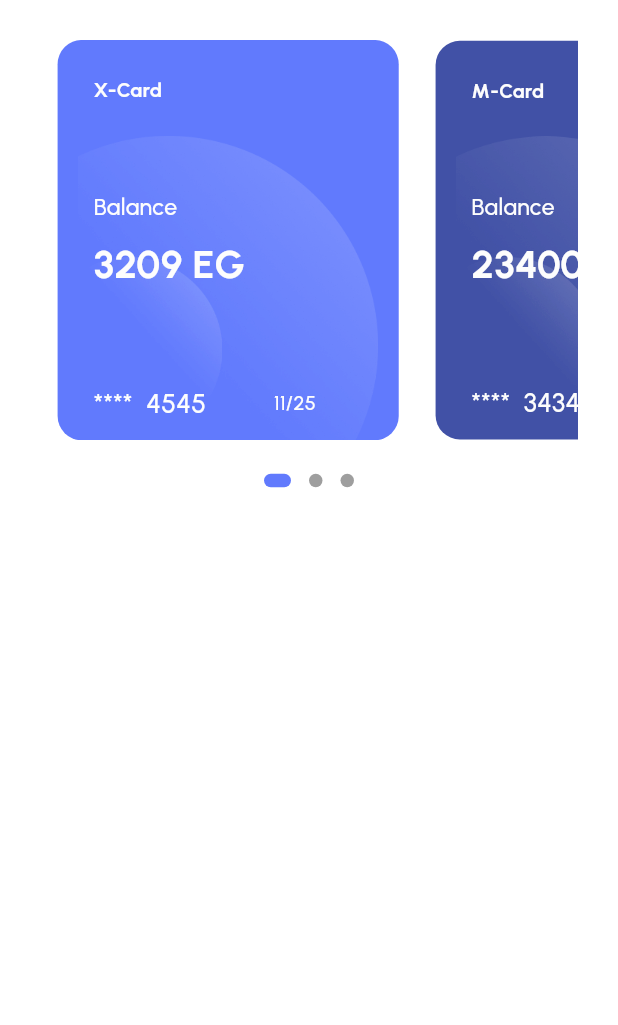
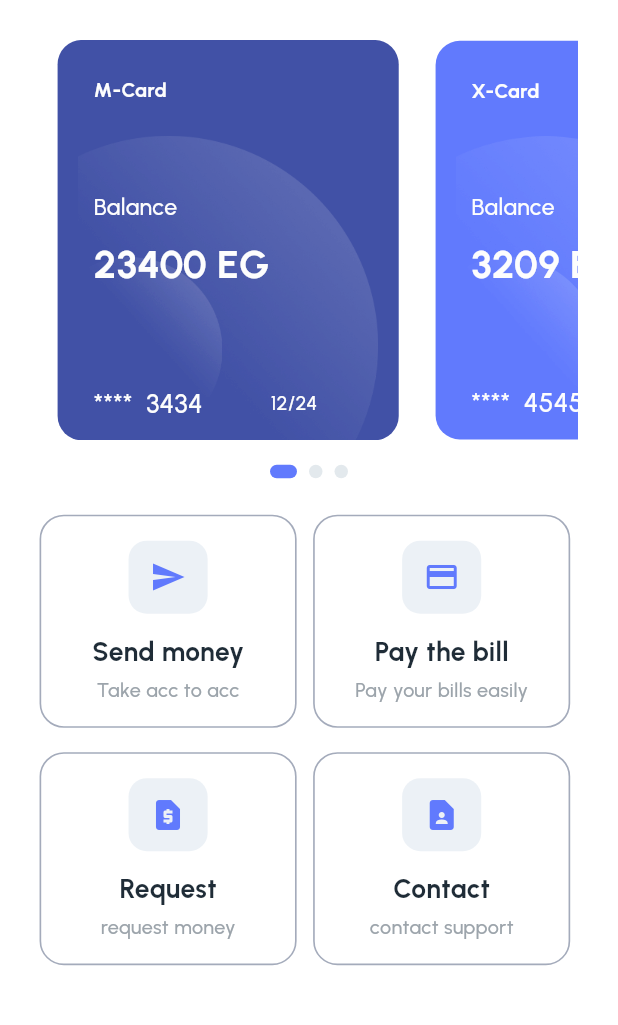
Before and after one commit to KhaledBahjat/finance_app, a Flutter app: the HomeScreen screen opened directly, on a phone screen of 412 x 824 dp, the part 105-1130 px from its top. Run offline on Flutter 3.47's test engine with Material 3 defaults, Android fonts, the phone set to English and light mode, and no system bars; drawn by our look-alikes of carousel_slider, dots_indicator; our stand-ins replace flutter_screenutil, flutter_svg, go_router, pin_code_fields.

Commit message:
finsh Home screen

```diff
--- a/finance_app/lib/features/main_screen/home_screen.dart
+++ b/finance_app/lib/features/main_screen/home_screen.dart
@@ -1,6 +1,9 @@
+import 'package:finance_app/core/styling/app_color.dart';
 import 'package:finance_app/core/styling/app_styling.dart';
 import 'package:finance_app/features/main_screen/widgets/carousel_widget.dart';
 import 'package:finance_app/features/main_screen/widgets/notfication_widget.dart';
+import 'package:finance_app/features/main_screen/widgets/service_widget.dart';
+import 'package:finance_app/features/main_screen/widgets/user_info.dart';
 import 'package:flutter/material.dart';
 import 'package:flutter_screenutil/flutter_screenutil.dart';
 
@@ -11,6 +14,7 @@ class HomeScreen extends StatelessWidget {
     return Scaffold(
       body: Padding(
         padding: EdgeInsets.symmetric(horizontal: 24.w),
+        child: SingleChildScrollView(
           child: Column(
             children: [
               SizedBox(
@@ -31,25 +35,7 @@ class HomeScreen extends StatelessWidget {
                     width: 11.w,
                   ),
 
-                Column(
-                  crossAxisAlignment: CrossAxisAlignment.start,
-                  children: [
-                    Text(
-                      'Welcome back',
-                      style: AppStyling.grey15MediumStyle,
-                    ),
-                    SizedBox(
-                      height: 2.h,
-                    ),
-                    Text(
-                      'NoSt0n',
-                      style: AppStyling.black16w600Style.copyWith(
-                        fontSize: 18.sp,
-                        fontWeight: FontWeight.bold,
-                      ),
-                    ),
-                  ],
-                ),
+                  UserInfo(),
 
                   Spacer(),
 
@@ -60,9 +46,60 @@ class HomeScreen extends StatelessWidget {
               SizedBox(
                 height: 24.h,
               ),
+              CarouselWidget(),
+              SizedBox(
+                height: 24.h,
+              ),
+              Column(
+                children: [
+                  Row(
+                    children: [
+                      ServiceWidget(
+                        title: 'Send money',
+                        subtitle: 'Take acc to acc',
+                        icon: Icon(Icons.send, color: AppColor.primaryColor),
+                      ),
+                      SizedBox(
+                        width: 10.w,
+                      ),
+                      ServiceWidget(
+                        title: 'Pay the bill',
+                        subtitle: 'Pay your bills easily',
+                        icon: Icon(Icons.payment, color: AppColor.primaryColor),
+                      ),
+                    ],
+                  ),
 
-            CarouselWidget(),
+                  SizedBox(
+                    height: 16.h,
+                  ),
+                  Row(
+                    children: [
+                      ServiceWidget(
+                        title: 'Request',
+                        subtitle: 'request money',
+                        icon: Icon(
+                          Icons.request_page,
+                          color: AppColor.primaryColor,
+                        ),
+                      ),
+                      SizedBox(
+                        width: 10.w,
+                      ),
+                      ServiceWidget(
+                        title: 'Contact',
+                        subtitle: 'contact support',
+                        icon: Icon(
+                          Icons.contact_page,
+                          color: AppColor.primaryColor,
+                        ),
+                      ),
                     ],
+                  ),
+                ],
+              ),
+            ],
+          ),
         ),
       ),
     );
--- a/finance_app/lib/features/main_screen/widgets/carousel_widget.dart
+++ b/finance_app/lib/features/main_screen/widgets/carousel_widget.dart
@@ -35,19 +35,20 @@ class _CarouselWidgetState extends State<CarouselWidget> {
 
           items: [
             CardItem(
+              backgroundColor: Color(0xff4151a6),
+              cardType: 'M-Card',
+              balance: '23400',
+              expiryDate: '12/24',
+              cardNumber: '3434',
+            ),
+            CardItem(
               backgroundColor: AppColor.primaryColor,
               cardType: 'X-Card',
               balance: '3209',
               expiryDate: '11/25',
               cardNumber: '4545',
             ),
-            CardItem(
-              backgroundColor: Color(0xff4151a6),
-              cardType: 'M-Card',
-              balance: '23400',
-              expiryDate: '12/24',
-              cardNumber: '3434',
-            ),
+
             CardItem(
               backgroundColor: AppColor.primaryColor,
               cardType: 'X-Card',
@@ -66,6 +67,8 @@ class _CarouselWidgetState extends State<CarouselWidget> {
           decorator: DotsDecorator(
             size: const Size.square(9.0),
             activeSize: const Size(18.0, 9.0),
+            spacing: EdgeInsets.symmetric(horizontal: 4),
+            color: Color(0xffE3E9ED),
             activeShape: RoundedRectangleBorder(
               borderRadius: BorderRadius.circular(5.0),
             ),
--- /dev/null
+++ b/finance_app/lib/features/main_screen/widgets/service_widget.dart
@@ -0,0 +1,57 @@
+import 'package:finance_app/core/styling/app_color.dart';
+import 'package:finance_app/core/styling/app_styling.dart';
+import 'package:flutter/material.dart';
+import 'package:flutter_screenutil/flutter_screenutil.dart';
+
+class ServiceWidget extends StatelessWidget {
+  const ServiceWidget({
+    super.key, required this.title, required this.subtitle, required this.icon,
+  });
+final String title;
+final String subtitle;
+final Widget icon;
+  @override
+  Widget build(BuildContext context) {
+    return Container(
+      width: 156.w,
+      height: 140.h,
+      decoration: BoxDecoration(
+        border: Border.all(
+          color: const Color.fromARGB(255, 164, 171, 187),
+          width: 1.w,
+        ),
+        borderRadius: BorderRadius.circular(16.r),
+      ),
+      child: Column(
+        children: [
+          SizedBox(
+            height: 16.h,
+          ),
+          Container(
+            width: 48.w,
+            height: 48.h,
+            decoration: BoxDecoration(
+              color: Color(0xffECF1F6),
+              borderRadius: BorderRadius.circular(12.r),
+            ),
+            child: icon,
+          ),
+          SizedBox(
+            height: 12.h,
+          ),
+          Text(
+            title,
+            style: AppStyling.black16w600Style,
+          ),
+          SizedBox(
+            height: 4.h,
+          ),
+          Text(
+            subtitle,
+            style: AppStyling.grey12MediumStyle,
+          ),
+        ],
+      ),
+    );
+  }
+}
--- /dev/null
+++ b/finance_app/lib/features/main_screen/widgets/user_info.dart
@@ -0,0 +1,32 @@
+import 'package:finance_app/core/styling/app_styling.dart';
+import 'package:flutter/material.dart';
+import 'package:flutter_screenutil/flutter_screenutil.dart';
+
+class UserInfo extends StatelessWidget {
+  const UserInfo({
+    super.key,
+  });
+
+  @override
+  Widget build(BuildContext context) {
+    return Column(
+      crossAxisAlignment: CrossAxisAlignment.start,
+      children: [
+        Text(
+          'Welcome back',
+          style: AppStyling.grey15MediumStyle,
+        ),
+        SizedBox(
+          height: 2.h,
+        ),
+        Text(
+          'NoSt0n',
+          style: AppStyling.black16w600Style.copyWith(
+            fontSize: 18.sp,
+            fontWeight: FontWeight.bold,
+          ),
+        ),
+      ],
+    );
+  }
+}
```
Lines whose indentation alone changed are shown as unchanged.
